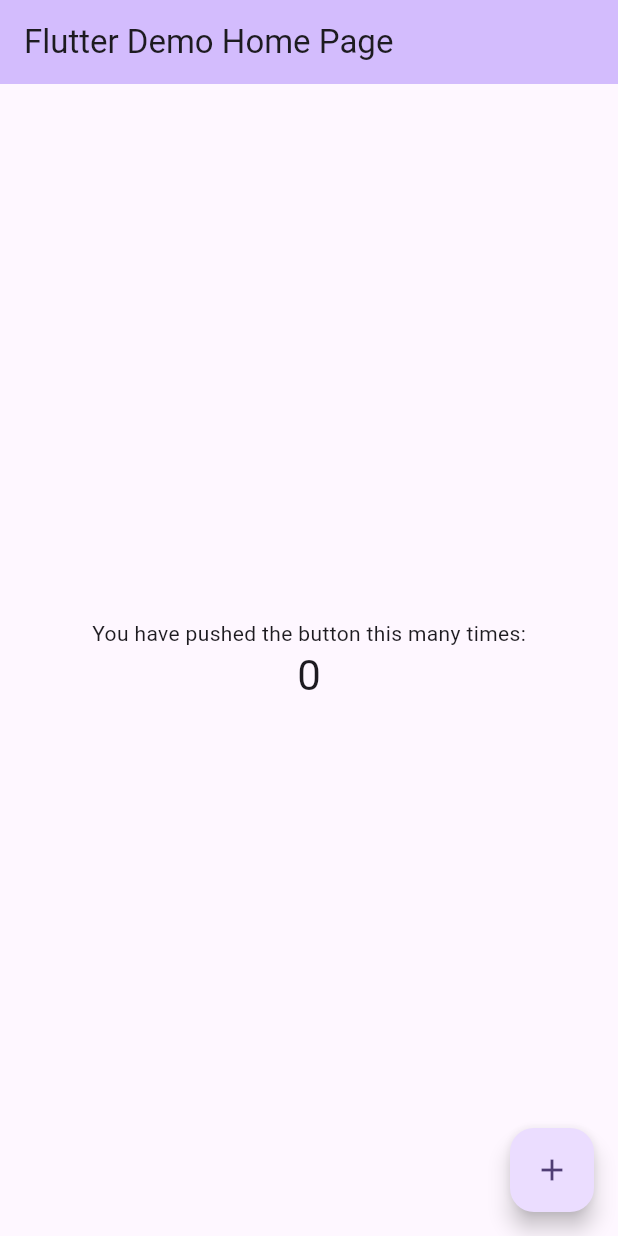
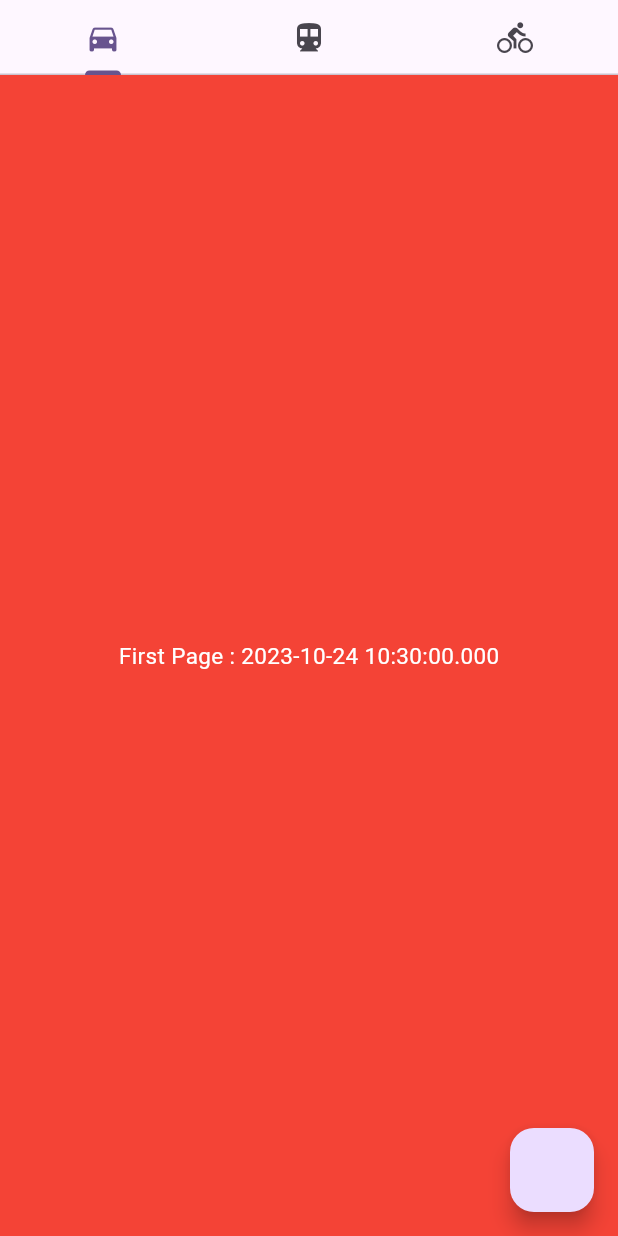
Before and after one commit to minhtamldt/FlutterOrigin, a Flutter app: the screen it shows after launch, on a phone screen of 412 x 824 dp. Run offline on Flutter 3.47's test engine with Material 2 defaults, Android fonts, the phone set to English and light mode, and no system bars.

Commit message:
save demo tab controller

```diff
--- a/flutter_origin/lib/app.dart
+++ b/flutter_origin/lib/app.dart
@@ -1,5 +1,6 @@
 import 'package:flutter/material.dart';
 import 'package:flutter_origin/widgets/pages/main_pages/main_page.dart';
+import 'package:flutter_origin/widgets/pages/navigators/default_tabcontroller_page.dart';
 
 class OriginApp extends StatelessWidget {
   const OriginApp({super.key});
@@ -28,7 +29,8 @@ class OriginApp extends StatelessWidget {
         colorScheme: ColorScheme.fromSeed(seedColor: Colors.deepPurple),
         useMaterial3: true,
       ),
-      home: const MainPage(title: 'Flutter Demo Home Page'),
+      // home: const MainPage(title: 'Flutter Demo Home Page'),
+      home: DefaultTabControllerPage(),
     );
   }
 }
--- /dev/null
+++ b/flutter_origin/lib/widgets/pages/navigators/default_tabcontroller_page.dart
@@ -0,0 +1,52 @@
+import 'package:flutter/material.dart';
+import 'package:flutter_origin/widgets/base_stateful_widget.dart';
+import 'package:flutter_origin/widgets/pages/navigators/sub/first_page.dart';
+import 'package:flutter_origin/widgets/pages/navigators/sub/second_page.dart';
+import 'package:flutter_origin/widgets/pages/navigators/sub/thrid_page.dart';
+
+class DefaultTabControllerPage extends BaseStatefulWidget {
+  DefaultTabControllerPage({super.key});
+
+  @override
+  State<DefaultTabControllerPage> createState() =>
+      _DefaultTabControllerPageState();
+}
+
+class _DefaultTabControllerPageState extends State<DefaultTabControllerPage> {
+  @override
+  Widget build(BuildContext context) {
+    return DefaultTabController(
+        length: 3,
+        child: Scaffold(
+          appBar: PreferredSize(
+            preferredSize: const Size.fromHeight(50),
+            child: AppBar(
+                bottom: const TabBar(tabs: [
+              Tab(icon: Icon(Icons.directions_car)),
+              Tab(icon: Icon(Icons.directions_transit)),
+              Tab(icon: Icon(Icons.directions_bike)),
+            ])),
+          ),
+          body: TabBarView(children: [FirstPage(), SecondPage(), ThridPage()]),
+          floatingActionButton: Builder(
+            builder: (context) => FloatingActionButton(
+              onPressed: () {
+                final snackBar = SnackBar(
+                  content: Text(
+                      'DefaultTabController TabIndex: ${DefaultTabController.of(context).index}'),
+                  action: SnackBarAction(
+                    label: 'Undo',
+                    onPressed: () {
+                      // Some code to undo the change.
+                    },
+                  ),
+                );
+                // Find the ScaffoldMessenger in the widget tree
+                // and use it to show a SnackBar.
+                ScaffoldMessenger.of(context).showSnackBar(snackBar);
+              },
+            ),
+          ),
+        ));
+  }
+}
--- /dev/null
+++ b/flutter_origin/lib/widgets/pages/navigators/sub/first_page.dart
@@ -0,0 +1,28 @@
+import 'package:flutter/material.dart';
+import 'package:flutter_origin/widgets/base_stateful_widget.dart';
+
+class FirstPage extends BaseStatefulWidget {
+  FirstPage({super.key});
+
+  @override
+  State<FirstPage> createState() => _FirstPageState();
+}
+
+class _FirstPageState extends State<FirstPage> {
+  @override
+  Widget build(BuildContext context) {
+    return Container(
+      color: const Color(0xFFF44336),
+      child: Column(
+        mainAxisAlignment: MainAxisAlignment.center,
+        crossAxisAlignment: CrossAxisAlignment.center,
+        children: [
+          Text(
+            "First Page : ${DateTime.now()}",
+            style: const TextStyle(fontSize: 15, color: Colors.white),
+          )
+        ],
+      ),
+    );
+  }
+}
```
Also changed, not shown: flutter_origin/lib/widgets/base_stateful_widget.dart (+7 -0 lines), flutter_origin/lib/widgets/pages/navigators/sub/second_page.dart (added, +28 -0 lines), flutter_origin/lib/widgets/pages/navigators/sub/thrid_page.dart (added, +28 -0 lines).
